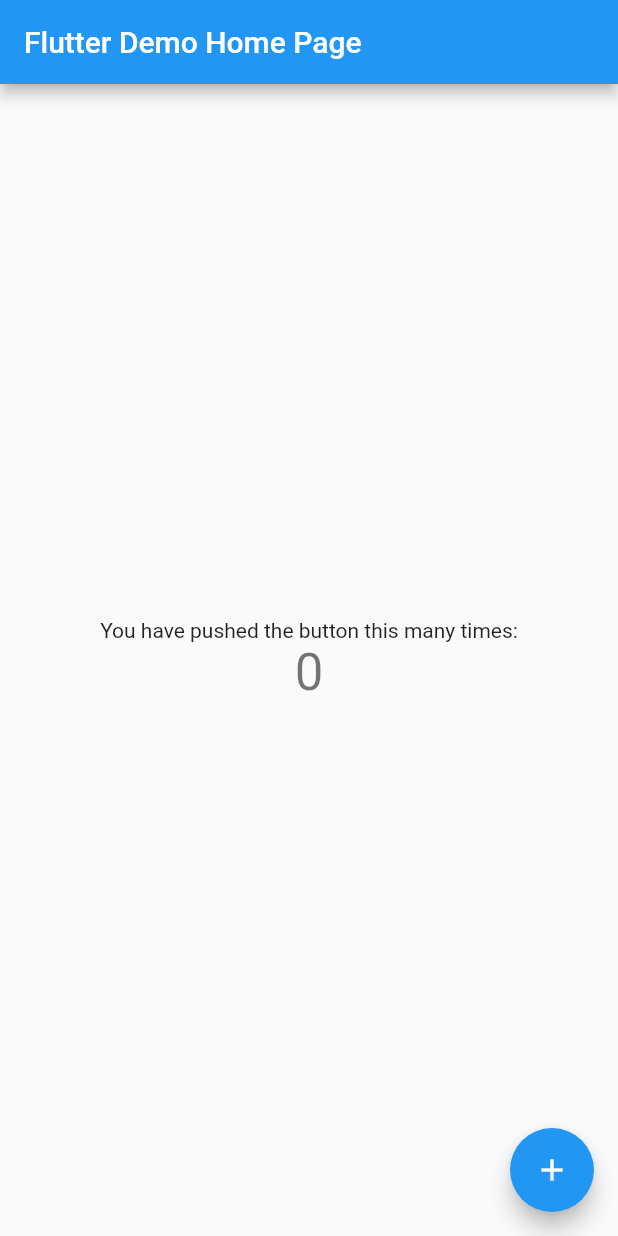
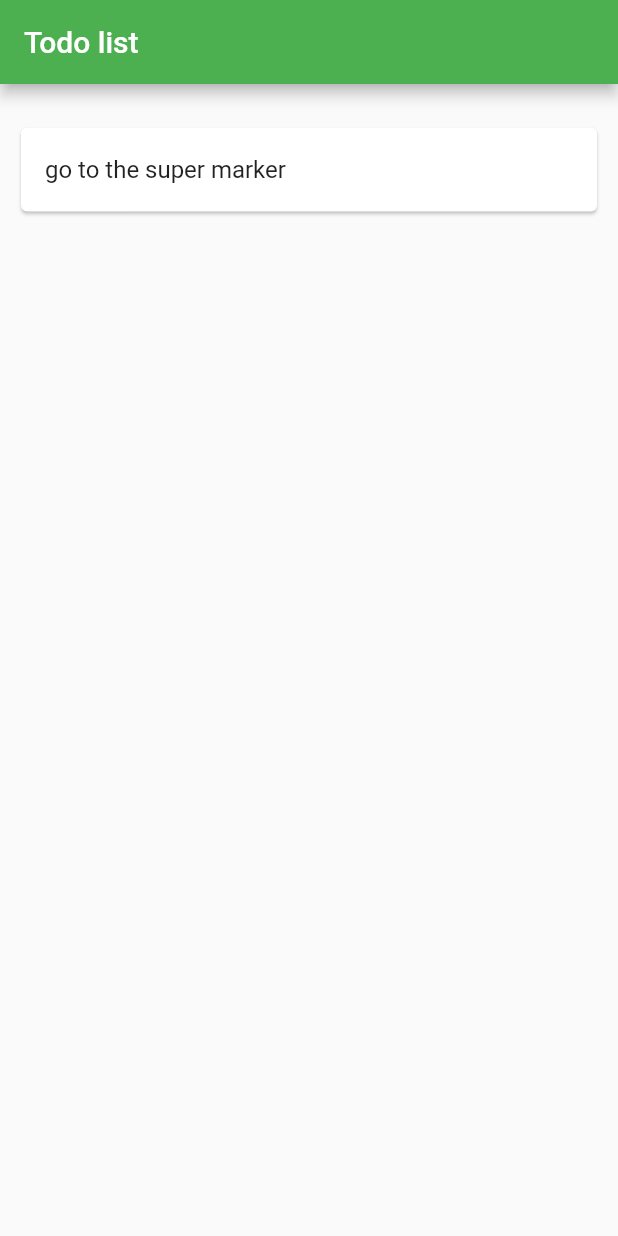
Before and after one commit to medhatdawoud/flutter-playground, a Flutter app: the screen it shows after launch, on a phone screen of 412 x 824 dp. Run offline on Flutter 3.47's test engine with Material 2 defaults, Android fonts, the phone set to English and light mode, and no system bars.

Commit message:
Add todo page

```diff
--- a/lib/main.dart
+++ b/lib/main.dart
@@ -1,115 +1,72 @@
 import 'package:flutter/material.dart';
+import 'package:flutterapp/todo_item.dart';
 
 void main() {
-  runApp(const MyApp());
+  runApp(MyApp());
 }
 
 class MyApp extends StatelessWidget {
-  const MyApp({Key? key}) : super(key: key);
-
-  // This widget is the root of your application.
   @override
   Widget build(BuildContext context) {
     return MaterialApp(
       title: 'Flutter Demo',
       theme: ThemeData(
-        // This is the theme of your application.
-        //
-        // Try running your application with "flutter run". You'll see the
-        // application has a blue toolbar. Then, without quitting the app, try
-        // changing the primarySwatch below to Colors.green and then invoke
-        // "hot reload" (press "r" in the console where you ran "flutter run",
-        // or simply save your changes to "hot reload" in a Flutter IDE).
-        // Notice that the counter didn't reset back to zero; the application
-        // is not restarted.
-        primarySwatch: Colors.blue,
+        primarySwatch: Colors.green,
       ),
-      home: const MyHomePage(title: 'Flutter Demo Home Page'),
+      home: MyHomePage(),
     );
   }
 }
 
 class MyHomePage extends StatefulWidget {
-  const MyHomePage({Key? key, required this.title}) : super(key: key);
-
-  // This widget is the home page of your application. It is stateful, meaning
-  // that it has a State object (defined below) that contains fields that affect
-  // how it looks.
-
-  // This class is the configuration for the state. It holds the values (in this
-  // case the title) provided by the parent (in this case the App widget) and
-  // used by the build method of the State. Fields in a Widget subclass are
-  // always marked "final".
-
-  final String title;
-
   @override
   State<MyHomePage> createState() => _MyHomePageState();
 }
 
 class _MyHomePageState extends State<MyHomePage> {
-  int _counter = 0;
-
-  void _incrementCounter() {
-    setState(() {
-      // This call to setState tells the Flutter framework that something has
-      // changed in this State, which causes it to rerun the build method below
-      // so that the display can reflect the updated values. If we changed
-      // _counter without calling setState(), then the build method would not be
-      // called again, and so nothing would appear to happen.
-      _counter++;
-    });
-  }
+  List<TodoItem> todos = [
+    // 'go to the super marker',
+    // 'finish side project',
+    // 'do the laundry',
+    // 'clean dishes',
+    // 'cook lunch',
+    TodoItem(todo: 'go to the super marker', done: false)
+  ];
 
   @override
   Widget build(BuildContext context) {
-    // This method is rerun every time setState is called, for instance as done
-    // by the _incrementCounter method above.
-    //
-    // The Flutter framework has been optimized to make rerunning build methods
-    // fast, so that you can just rebuild anything that needs updating rather
-    // than having to individually change instances of widgets.
     return Scaffold(
       appBar: AppBar(
         // Here we take the value from the MyHomePage object that was created by
         // the App.build method, and use it to set our appbar title.
-        title: Text(widget.title),
+        title: Text('Todo list'),
       ),
-      body: Center(
-        // Center is a layout widget. It takes a single child and positions it
-        // in the middle of the parent.
-        child: Column(
-          // Column is also a layout widget. It takes a list of children and
-          // arranges them vertically. By default, it sizes itself to fit its
-          // children horizontally, and tries to be as tall as its parent.
-          //
-          // Invoke "debug painting" (press "p" in the console, choose the
-          // "Toggle Debug Paint" action from the Flutter Inspector in Android
-          // Studio, or the "Toggle Debug Paint" command in Visual Studio Code)
-          // to see the wireframe for each widget.
-          //
-          // Column has various properties to control how it sizes itself and
-          // how it positions its children. Here we use mainAxisAlignment to
-          // center the children vertically; the main axis here is the vertical
-          // axis because Columns are vertical (the cross axis would be
-          // horizontal).
-          mainAxisAlignment: MainAxisAlignment.center,
-          children: <Widget>[
-            const Text(
-              'You have pushed the button this many times:',
-            ),
-            Text(
-              '$_counter',
-              style: Theme.of(context).textTheme.headline4,
-            ),
-          ],
-        ),
+      body: Padding(
+        padding: const EdgeInsets.fromLTRB(0, 20, 0, 0),
+        child: ListView.builder(
+            itemCount: todos.length,
+            itemBuilder: (context, index) {
+              return Padding(
+                padding: EdgeInsets.fromLTRB(10, 5, 10, 0),
+                child: Card(
+                  child: ListTile(
+                    onTap: () {
+                      setState(() {
+                        todos[index].done = !todos[index].done;
+                      });
+                    },
+                    title: Text(
+                      todos[index].todo,
+                      style: TextStyle(
+                          decoration: todos[index].done
+                              ? TextDecoration.lineThrough
+                              : TextDecoration.none),
+                    ),
+                  ),
+                ),
+              );
+            }),
       ),
-      floatingActionButton: FloatingActionButton(
-        onPressed: _incrementCounter,
-        tooltip: 'Increment',
-        child: const Icon(Icons.add),
-      ), // This trailing comma makes auto-formatting nicer for build methods.
     );
   }
 }
--- /dev/null
+++ b/lib/todo_item.dart
@@ -0,0 +1,15 @@
+import 'package:flutter/material.dart';
+
+class TodoItem {
+  String todo;
+  bool done;
+
+  TodoItem({ required this.todo, required this.done });
+
+  createTodo () {
+    return {
+      'todo': todo,
+      'done': done
+    };
+  }
+}
```
